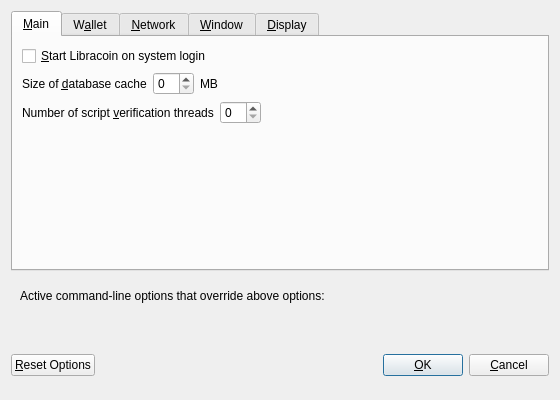
This is src/qt/forms/optionsdialog.ui in Briliantcoin/briliantcoin-last as Qt 5 draws it before an edit. The edited form follows.
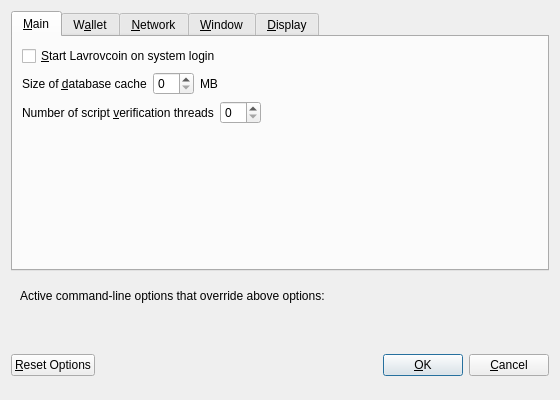
This is the edited form. Custom widgets are drawn as their Qt base class.

Diff of the .ui file:
```diff
--- a/src/qt/forms/optionsdialog.ui
+++ b/src/qt/forms/optionsdialog.ui
@@ -33,7 +33,7 @@
           <string>Automatically start Libracoin after logging in to the system.</string>
          </property>
          <property name="text">
-          <string>&amp;Start Libracoin on system login</string>
+          <string>&amp;Start Lavrovcoin on system login</string>
          </property>
         </widget>
        </item>
```
Left out of the diff: 8 changed lines with no effect on the pictures.
